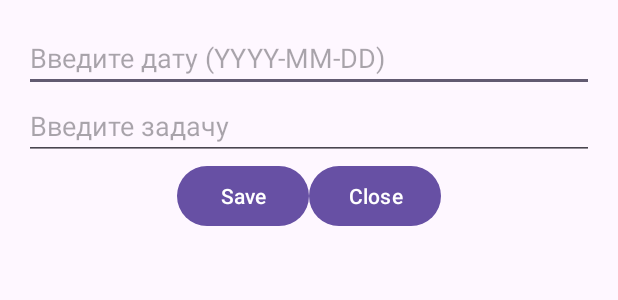
After one commit to Matesero/TO-DO-list-mobile, an Android app: the layout dialog_add_todo.xml on its own in the app's theme, with its tools: preview values and no code run, on a phone screen of 412 x 824 dp. The commit adds this screen. Shown: the top 300 px of the screen. Run offline under Robolectric (Android 15) with nearby library versions, the phone set to English and light mode, and no system bars.

Commit message:
add recyclerViem, add, edit, delete todo

```diff
--- a/app/src/main/java/com/example/to_do_list_mobile/ToDo.kt
+++ b/app/src/main/java/com/example/to_do_list_mobile/ToDo.kt
@@ -3,5 +3,6 @@ package com.example.to_do_list_mobile
 data class ToDo(
     val date: String,
     val description: String,
-    val completed: Boolean,
-    val index: Int)
+    val index: Int,
+    val completed: Boolean = false
+)
--- /dev/null
+++ b/app/src/main/res/layout/dialog_add_todo.xml
@@ -0,0 +1,45 @@
+<?xml version="1.0" encoding="utf-8"?>
+<LinearLayout xmlns:android="http://schemas.android.com/apk/res/android"
+    android:layout_width="match_parent"
+    android:layout_height="wrap_content"
+    android:gravity="center"
+    android:orientation="vertical"
+    android:padding="16dp">
+
+    <EditText
+        android:id="@+id/editTextDate"
+        android:layout_width="match_parent"
+        android:layout_height="wrap_content"
+        android:hint="Введите дату (YYYY-MM-DD)"
+        android:inputType="date" />
+
+    <EditText
+        android:id="@+id/editTextDescription"
+        android:layout_width="match_parent"
+        android:layout_height="wrap_content"
+        android:hint="Введите задачу" />
+
+    <LinearLayout
+        android:id="@+id/btns"
+        android:layout_width="wrap_content"
+        android:layout_height="wrap_content"
+        android:orientation="horizontal">
+
+        <Button
+            android:id="@+id/saveBtn"
+            android:layout_width="wrap_content"
+            android:layout_height="wrap_content"
+            android:layout_gravity="center_horizontal"
+            android:layout_marginTop="16dp"
+            android:text="@string/save" />
+
+        <Button
+            android:id="@+id/closeBtn"
+            android:layout_width="wrap_content"
+            android:layout_height="wrap_content"
+            android:layout_gravity="center_horizontal"
+            android:layout_marginTop="16dp"
+            android:text="@string/close" />
+    </LinearLayout>
+
+</LinearLayout>
--- a/app/src/main/res/layout/item_todo.xml
+++ b/app/src/main/res/layout/item_todo.xml
@@ -35,7 +35,7 @@
                 tools:ignore="UseSwitchCompatOrMaterialXml" />
 
             <ImageButton
-                android:id="@+id/edit_btn"
+                android:id="@+id/editBtn"
                 android:layout_width="match_parent"
                 android:layout_height="25dp"
                 android:adjustViewBounds="true"
@@ -45,7 +45,7 @@
                 android:layout_marginEnd="8dp" />
 
             <ImageButton
-                android:id="@+id/delete_btn"
+                android:id="@+id/deleteBtn"
                 android:layout_width="match_parent"
                 android:layout_height="25dp"
                 android:adjustViewBounds="true"
--- a/app/src/main/res/values/strings.xml
+++ b/app/src/main/res/values/strings.xml
@@ -8,4 +8,6 @@
     <string name="delete">delete</string>
     <string name="date">date</string>
     <string name="description">description</string>
+    <string name="save">Save</string>
+    <string name="close">Close</string>
 </resources>
```
Also changed, not shown: app/src/main/java/com/example/to_do_list_mobile/MainActivity.kt (+112 -1 lines), app/src/main/java/com/example/to_do_list_mobile/ToDoListAdapter.kt (added, +42 -0 lines), app/src/main/res/layout/activity_main.xml (+17 -13 lines), app/src/main/res/drawable/ic_add.png (added).
